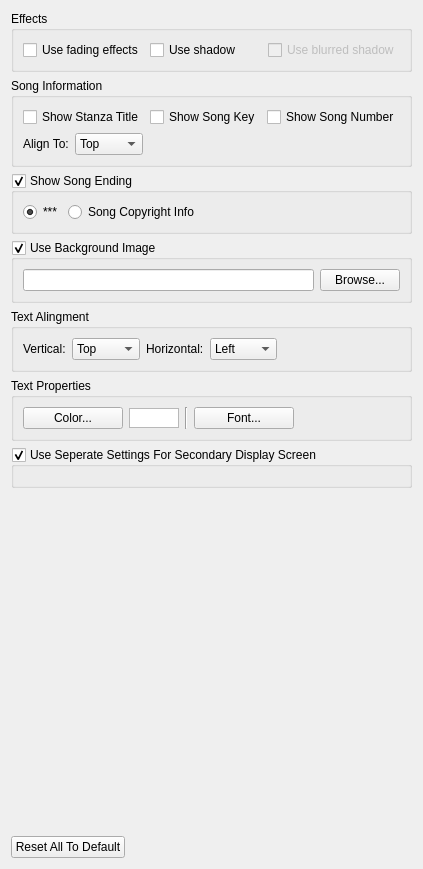
Before: the Qt Designer form src/songsettingwidget.ui in SoftProjector/src, drawn with Qt 5.
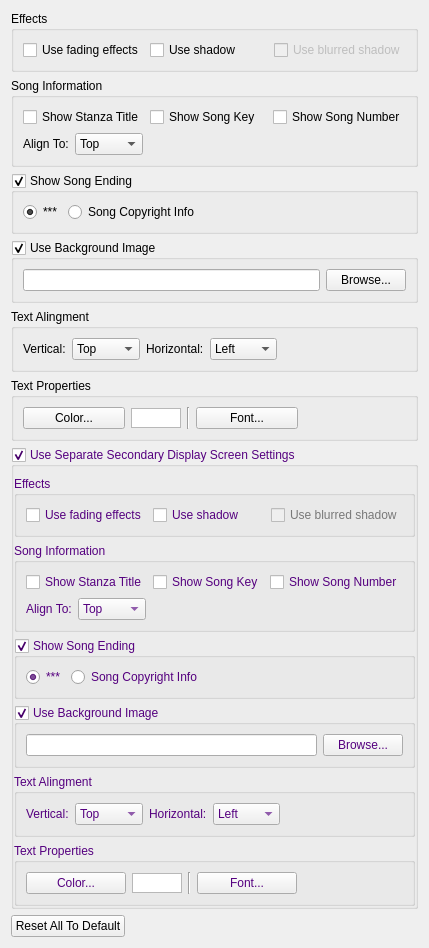
After: the same form once the commit is applied.

Commit message: softProjector 2.0DevelBuild2 release Enables full support for two separate display screens

Patch:
```diff
--- a/src/songsettingwidget.ui
+++ b/src/songsettingwidget.ui
@@ -7,7 +7,7 @@
     <x>0</x>
     <y>0</y>
     <width>417</width>
-    <height>869</height>
+    <height>848</height>
    </rect>
   </property>
   <property name="windowTitle">
@@ -340,8 +340,126 @@
    </item>
    <item>
     <widget class="QGroupBox" name="groupBoxDisplay2">
+     <property name="palette">
+      <palette>
+       <active>
+        <colorrole role="WindowText">
+         <brush brushstyle="SolidPattern">
+          <color alpha="255">
+           <red>85</red>
+           <green>0</green>
+           <blue>127</blue>
+          </color>
+         </brush>
+        </colorrole>
+        <colorrole role="Text">
+         <brush brushstyle="SolidPattern">
+          <color alpha="255">
+           <red>85</red>
+           <green>0</green>
+           <blue>127</blue>
+          </color>
+         </brush>
+        </colorrole>
+        <colorrole role="ButtonText">
+         <brush brushstyle="SolidPattern">
+          <color alpha="255">
+           <red>85</red>
+           <green>0</green>
+           <blue>127</blue>
+          </color>
+         </brush>
+        </colorrole>
+        <colorrole role="Highlight">
+         <brush brushstyle="SolidPattern">
+          <color alpha="255">
+           <red>170</red>
+           <green>85</green>
+           <blue>255</blue>
+          </color>
+         </brush>
+        </colorrole>
+       </active>
+       <inactive>
+        <colorrole role="WindowText">
+         <brush brushstyle="SolidPattern">
+          <color alpha="255">
+           <red>85</red>
+           <green>0</green>
+           <blue>127</blue>
+          </color>
+         </brush>
+        </colorrole>
+        <colorrole role="Text">
+         <brush brushstyle="SolidPattern">
+          <color alpha="255">
+           <red>85</red>
+           <green>0</green>
+           <blue>127</blue>
+          </color>
+         </brush>
+        </colorrole>
+        <colorrole role="ButtonText">
+         <brush brushstyle="SolidPattern">
+          <color alpha="255">
+           <red>85</red>
+           <green>0</green>
+           <blue>127</blue>
+          </color>
+         </brush>
+        </colorrole>
+        <colorrole role="Highlight">
+         <brush brushstyle="SolidPattern">
+          <color alpha="255">
+           <red>170</red>
+           <green>85</green>
+           <blue>255</blue>
+          </color>
+         </brush>
+        </colorrole>
+       </inactive>
+       <disabled>
+        <colorrole role="WindowText">
+         <brush brushstyle="SolidPattern">
+          <color alpha="255">
+           <red>120</red>
+           <green>120</green>
+           <blue>120</blue>
+          </color>
+         </brush>
+        </colorrole>
+        <colorrole role="Text">
+         <brush brushstyle="SolidPattern">
+          <color alpha="255">
+           <red>120</red>
+           <green>120</green>
+           <blue>120</blue>
+          </color>
+         </brush>
+        </colorrole>
+        <colorrole role="ButtonText">
+         <brush brushstyle="SolidPattern">
+          <color alpha="255">
+           <red>120</red>
+           <green>120</green>
+           <blue>120</blue>
+          </color>
+         </brush>
+        </colorrole>
+        <colorrole role="Highlight">
+         <brush brushstyle="SolidPattern">
+          <color alpha="255">
+           <red>51</red>
+           <green>153</green>
+           <blue>255</blue>
+          </color>
+         </brush>
+        </colorrole>
+       </disabled>
+      </palette>
+     </property>
      <property name="title">
-      <string>Use Seperate Settings For Secondary Display Screen</string>
+      <string>Use Separate Secondary Display Screen Settings</string>
      </property>
      <property name="flat">
       <bool>true</bool>
@@ -349,13 +467,562 @@
      <property name="checkable">
       <bool>true</bool>
      </property>
-     <layout class="QHBoxLayout" name="horizontalLayout_12">
+     <layout class="QVBoxLayout" name="verticalLayout_3">
       <property name="leftMargin">
        <number>0</number>
       </property>
       <property name="rightMargin">
        <number>0</number>
       </property>
+      <property name="bottomMargin">
+       <number>0</number>
+      </property>
+      <item>
+       <widget class="QGroupBox" name="groupBoxEffects2">
+        <property name="palette">
+         <palette>
+          <active>
+           <colorrole role="WindowText">
+            <brush brushstyle="SolidPattern">
+             <color alpha="255">
+              <red>85</red>
+              <green>0</green>
+              <blue>127</blue>
+             </color>
+            </brush>
+           </colorrole>
+          </active>
+          <inactive>
+           <colorrole role="WindowText">
+            <brush brushstyle="SolidPattern">
+             <color alpha="255">
+              <red>85</red>
+              <green>0</green>
+              <blue>127</blue>
+             </color>
+            </brush>
+           </colorrole>
+          </inactive>
+          <disabled>
+           <colorrole role="WindowText">
+            <brush brushstyle="SolidPattern">
+             <color alpha="255">
+              <red>120</red>
+              <green>120</green>
+              <blue>120</blue>
+             </color>
+            </brush>
+           </colorrole>
+          </disabled>
+         </palette>
+        </property>
+        <property name="title">
+         <string>Effects</string>
+        </property>
+        <layout class="QHBoxLayout" name="horizontalLayout_11">
+         <item>
+          <widget class="QCheckBox" name="checkBoxUseFading2">
+           <property name="toolTip">
+            <string>If checked, when switching displayed text, fades the old text out and fades the new text in .</string>
+           </property>
+           <property name="text">
+            <string>Use fading effects</string>
+           </property>
+          </widget>
+         </item>
+         <item>
+          <widget class="QCheckBox" name="checkBoxUseShadow2">
+           <property name="toolTip">
+            <string>Useful when using a wallpaper image. Displays a fancy shadow effect.</string>
+           </property>
+           <property name="text">
+            <string>Use shadow</string>
+           </property>
+          </widget>
+         </item>
+         <item>
+          <widget class="QCheckBox" name="checkBoxUseBlurredShadow2">
+           <property name="enabled">
+            <bool>false</bool>
+           </property>
+           <property name="toolTip">
+            <string>Useful when using a wallpaper image. Displays a fancy shadow effect.</string>
+           </property>
+           <property name="text">
+            <string>Use blurred shadow</string>
+           </property>
+          </widget>
+         </item>
+        </layout>
+       </widget>
+      </item>
+      <item>
+       <widget class="QGroupBox" name="groupBoxSongInfo2">
+        <property name="palette">
+         <palette>
+          <active>
+           <colorrole role="WindowText">
+            <brush brushstyle="SolidPattern">
+             <color alpha="255">
+              <red>85</red>
+              <green>0</green>
+              <blue>127</blue>
+             </color>
+            </brush>
+           </colorrole>
+          </active>
+          <inactive>
+           <colorrole role="WindowText">
+            <brush brushstyle="SolidPattern">
+             <color alpha="255">
+              <red>85</red>
+              <green>0</green>
+              <blue>127</blue>
+             </color>
+            </brush>
+           </colorrole>
+          </inactive>
+          <disabled>
+           <colorrole role="WindowText">
+            <brush brushstyle="SolidPattern">
+             <color alpha="255">
+              <red>120</red>
+              <green>120</green>
+              <blue>120</blue>
+             </color>
+            </brush>
+           </colorrole>
+          </disabled>
+         </palette>
+        </property>
+        <property name="title">
+         <string>Song Information</string>
+        </property>
+        <layout class="QVBoxLayout" name="verticalLayout_2">
+         <item>
+          <layout class="QHBoxLayout" name="horizontalLayout_9">
+           <item>
+            <widget class="QCheckBox" name="checkBoxStanzaTitle2">
+             <property name="text">
+              <string>Show Stanza Title</string>
+             </property>
+            </widget>
+           </item>
+           <item>
+            <widget class="QCheckBox" name="checkBoxSongKey2">
+             <property name="text">
+              <string>Show Song Key</string>
+             </property>
+            </widget>
+           </item>
+           <item>
+            <widget class="QCheckBox" name="checkBoxSongNumber2">
+             <property name="text">
+              <string>Show Song Number</string>
+             </property>
+            </widget>
+           </item>
+          </layout>
+         </item>
+         <item>
+          <layout class="QHBoxLayout" name="horizontalLayout_10">
+           <item>
+            <widget class="QLabel" name="labelAlingSongInfo2">
+             <property name="text">
+              <string>Align To:</string>
+             </property>
+            </widget>
+           </item>
+           <item>
+            <widget class="QComboBox" name="comboBoxAlingSongInfo2">
+             <item>
+              <property name="text">
+               <string>Top</string>
+              </property>
+             </item>
+             <item>
+              <property name="text">
+               <string>Bottom</string>
+              </property>
+             </item>
+            </widget>
+           </item>
+           <item>
+            <spacer name="horizontalSpacer_4">
+             <property name="orientation">
+              <enum>Qt::Horizontal</enum>
+             </property>
+             <property name="sizeHint" stdset="0">
+              <size>
+               <width>40</width>
+               <height>20</height>
+              </size>
+             </property>
+            </spacer>
+           </item>
+          </layout>
+         </item>
+        </layout>
+       </widget>
+      </item>
+      <item>
+       <widget class="QGroupBox" name="groupBoxSongEnding2">
+        <property name="palette">
+         <palette>
+          <active>
+           <colorrole role="WindowText">
+            <brush brushstyle="SolidPattern">
+             <color alpha="255">
+              <red>85</red>
+              <green>0</green>
+              <blue>127</blue>
+             </color>
+            </brush>
+           </colorrole>
+          </active>
+          <inactive>
+           <colorrole role="WindowText">
+            <brush brushstyle="SolidPattern">
+             <color alpha="255">
+              <red>85</red>
+              <green>0</green>
+              <blue>127</blue>
+             </color>
+            </brush>
+           </colorrole>
+          </inactive>
+          <disabled>
+           <colorrole role="WindowText">
+            <brush brushstyle="SolidPattern">
+             <color alpha="255">
+              <red>120</red>
+              <green>120</green>
+              <blue>120</blue>
+             </color>
+            </brush>
+           </colorrole>
+          </disabled>
+         </palette>
+        </property>
+        <property name="title">
+         <string>Show Song Ending</string>
+        </property>
+        <property name="checkable">
+         <bool>true</bool>
+        </property>
+        <layout class="QGridLayout" name="gridLayout_2">
+         <item row="0" column="0">
+          <widget class="QRadioButton" name="radioButtonAstrict2">
+           <property name="text">
+            <string>***</string>
+           </property>
+           <property name="checked">
+            <bool>true</bool>
+           </property>
+          </widget>
+         </item>
+         <item row="0" column="1">
+          <widget class="QRadioButton" name="radioButtonSongCopyInfo2">
+           <property name="toolTip">
+            <string>This will show WordsBy and MusicBy as song ending</string>
+           </property>
+           <property name="text">
+            <string>Song Copyright Info</string>
+           </property>
+          </widget>
+         </item>
+         <item row="0" column="2">
+          <spacer name="horizontalSpacer_5">
+           <property name="orientation">
+            <enum>Qt::Horizontal</enum>
+           </property>
+           <property name="sizeHint" stdset="0">
+            <size>
+             <width>141</width>
+             <height>20</height>
+            </size>
+           </property>
+          </spacer>
+         </item>
+        </layout>
+       </widget>
+      </item>
+      <item>
+       <widget class="QGroupBox" name="groupBoxSongBackground2">
+        <property name="palette">
+         <palette>
+          <active>
+           <colorrole role="WindowText">
+            <brush brushstyle="SolidPattern">
+             <color alpha="255">
+              <red>85</red>
+              <green>0</green>
+              <blue>127</blue>
+             </color>
+            </brush>
+           </colorrole>
+          </active>
+          <inactive>
+           <colorrole role="WindowText">
+            <brush brushstyle="SolidPattern">
+             <color alpha="255">
+              <red>85</red>
+              <green>0</green>
+              <blue>127</blue>
+             </color>
+            </brush>
+           </colorrole>
+          </inactive>
+          <disabled>
+           <colorrole role="WindowText">
+            <brush brushstyle="SolidPattern">
+             <color alpha="255">
+              <red>120</red>
+              <green>120</green>
+              <blue>120</blue>
+             </color>
+            </brush>
+           </colorrole>
+          </disabled>
+         </palette>
+        </property>
+        <property name="title">
+         <string>Use Background Image</string>
+        </property>
+        <property name="checkable">
+         <bool>true</bool>
+        </property>
+        <layout class="QHBoxLayout" name="horizontalLayout_8">
+         <item>
+          <widget class="QLineEdit" name="lineEditSongBackground2">
+           <property name="readOnly">
+            <bool>true</bool>
+           </property>
+          </widget>
+         </item>
+         <item>
+          <widget class="QPushButton" name="buttonSongBackground2">
+           <property name="text">
+            <string>Browse...</string>
+           </property>
+          </widget>
+         </item>
+        </layout>
+       </widget>
+      </item>
+      <item>
+       <widget class="QGroupBox" name="groupBoxTextAlingment2">
+        <property name="palette">
+         <palette>
+          <active>
+           <colorrole role="WindowText">
+            <brush brushstyle="SolidPattern">
+             <color alpha="255">
+              <red>85</red>
+              <green>0</green>
+              <blue>127</blue>
+             </color>
+            </brush>
+           </colorrole>
+          </active>
+          <inactive>
+           <colorrole role="WindowText">
+            <brush brushstyle="SolidPattern">
+             <color alpha="255">
+              <red>85</red>
+              <green>0</green>
+              <blue>127</blue>
+             </color>
+            </brush>
+           </colorrole>
+          </inactive>
+          <disabled>
+           <colorrole role="WindowText">
+            <brush brushstyle="SolidPattern">
+             <color alpha="255">
+              <red>120</red>
+              <green>120</green>
+              <blue>120</blue>
+             </color>
+            </brush>
+           </colorrole>
+          </disabled>
+         </palette>
+        </property>
+        <property name="title">
+         <string>Text Alingment</string>
+        </property>
+        <layout class="QGridLayout" name="gridLayout_10">
+         <item row="0" column="6">
+          <spacer name="horizontalSpacer_10">
+           <property name="orientation">
+            <enum>Qt::Horizontal</enum>
+           </property>
+           <property name="sizeHint" stdset="0">
+            <size>
+             <width>59</width>
+             <height>20</height>
+            </size>
+           </property>
+          </spacer>
+         </item>
+         <item row="0" column="1">
+          <widget class="QLabel" name="labelVertical2">
+           <property name="text">
+            <string>Vertical:</string>
+           </property>
+          </widget>
+         </item>
+         <item row="0" column="4">
+          <widget class="QLabel" name="labelHorizontal2">
+           <property name="text">
+            <string>Horizontal:</string>
+           </property>
+          </widget>
+         </item>
+         <item row="0" column="2">
+          <widget class="QComboBox" name="comboBoxVerticalAling2">
+           <item>
+            <property name="text">
+             <string>Top</string>
+            </property>
+           </item>
+           <item>
+            <property name="text">
+             <string>Middle</string>
+            </property>
+           </item>
+           <item>
+            <property name="text">
+             <string>Bottom</string>
+            </property>
+           </item>
+          </widget>
+         </item>
+         <item row="0" column="5">
+          <widget class="QComboBox" name="comboBoxHorizontalAling2">
+           <item>
+            <property name="text">
+             <string>Left</string>
+            </property>
+           </item>
+           <item>
+            <property name="text">
+             <string>Center</string>
+            </property>
+           </item>
+           <item>
+            <property name="text">
+             <string>Right</string>
+            </property>
+           </item>
+          </widget>
+         </item>
+        </layout>
+       </widget>
+      </item>
+      <item>
+       <widget class="QGroupBox" name="groupBoxTextProperties2">
+        <property name="palette">
+         <palette>
+          <active>
+           <colorrole role="WindowText">
+            <brush brushstyle="SolidPattern">
+             <color alpha="255">
+              <red>85</red>
+              <green>0</green>
+              <blue>127</blue>
+             </color>
+            </brush>
+           </colorrole>
+          </active>
+          <inactive>
+           <colorrole role="WindowText">
+            <brush brushstyle="SolidPattern">
+             <color alpha="255">
+              <red>85</red>
+              <green>0</green>
+              <blue>127</blue>
+             </color>
+            </brush>
+           </colorrole>
+          </inactive>
+          <disabled>
+           <colorrole role="WindowText">
+            <brush brushstyle="SolidPattern">
+             <color alpha="255">
+              <red>120</red>
+              <green>120</green>
+              <blue>120</blue>
+             </color>
+            </brush>
+           </colorrole>
+          </disabled>
+         </palette>
+        </property>
+        <property name="title">
+         <string>Text Properties</string>
+        </property>
+        <layout class="QHBoxLayout" name="horizontalLayout_7">
+         <item>
+          <widget class="QPushButton" name="buttonTextColor2">
+           <property name="text">
+            <string>Color...</string>
+           </property>
+          </widget>
+         </item>
+         <item>
+          <widget class="QGraphicsView" name="graphicViewTextColor2">
+           <property name="sizePolicy">
+            <sizepolicy hsizetype="Minimum" vsizetype="Fixed">
+             <horstretch>0</horstretch>
+             <verstretch>0</verstretch>
+            </sizepolicy>
+           </property>
+           <property name="minimumSize">
+            <size>
+             <width>50</width>
+             <height>20</height>
+            </size>
+           </property>
+           <property name="maximumSize">
+            <size>
+             <width>50</width>
+             <height>20</height>
+            </size>
+           </property>
+          </widget>
+         </item>
+         <item>
+          <widget class="Line" name="line2">
+           <property name="orientation">
+            <enum>Qt::Vertical</enum>
+           </property>
+          </widget>
+         </item>
+         <item>
+          <widget class="QPushButton" name="buttonFont2">
+           <property name="text">
+            <string>Font...</string>
+           </property>
+          </widget>
+         </item>
+         <item>
+          <widget class="QLabel" name="labelFont2">
+           <property name="sizePolicy">
+            <sizepolicy hsizetype="Minimum" vsizetype="Preferred">
+             <horstretch>0</horstretch>
+             <verstretch>0</verstretch>
+            </sizepolicy>
+           </property>
+           <property name="wordWrap">
+            <bool>true</bool>
+           </property>
+          </widget>
+         </item>
+        </layout>
+       </widget>
+      </item>
      </layout>
     </widget>
    </item>
@@ -367,7 +1034,7 @@
      <property name="sizeHint" stdset="0">
       <size>
        <width>20</width>
-       <height>75</height>
+       <height>6</height>
       </size>
      </property>
     </spacer>
```
Left out of the diff: 46 changed lines with no effect on the pictures. The commit also changes 20 other files.
